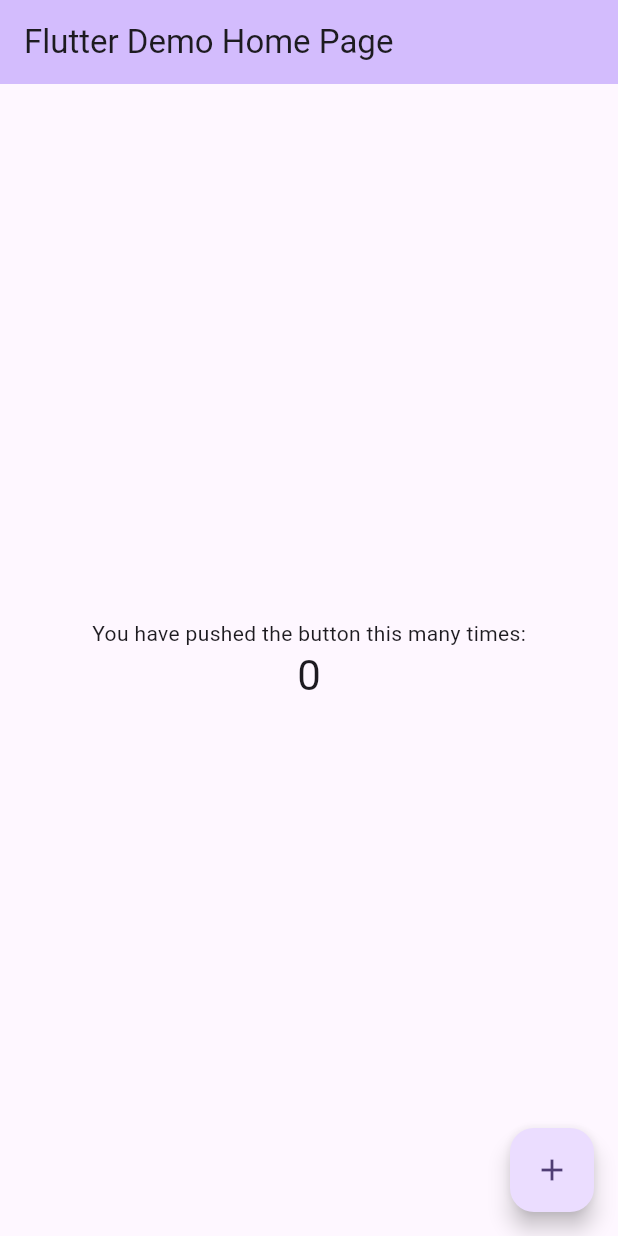
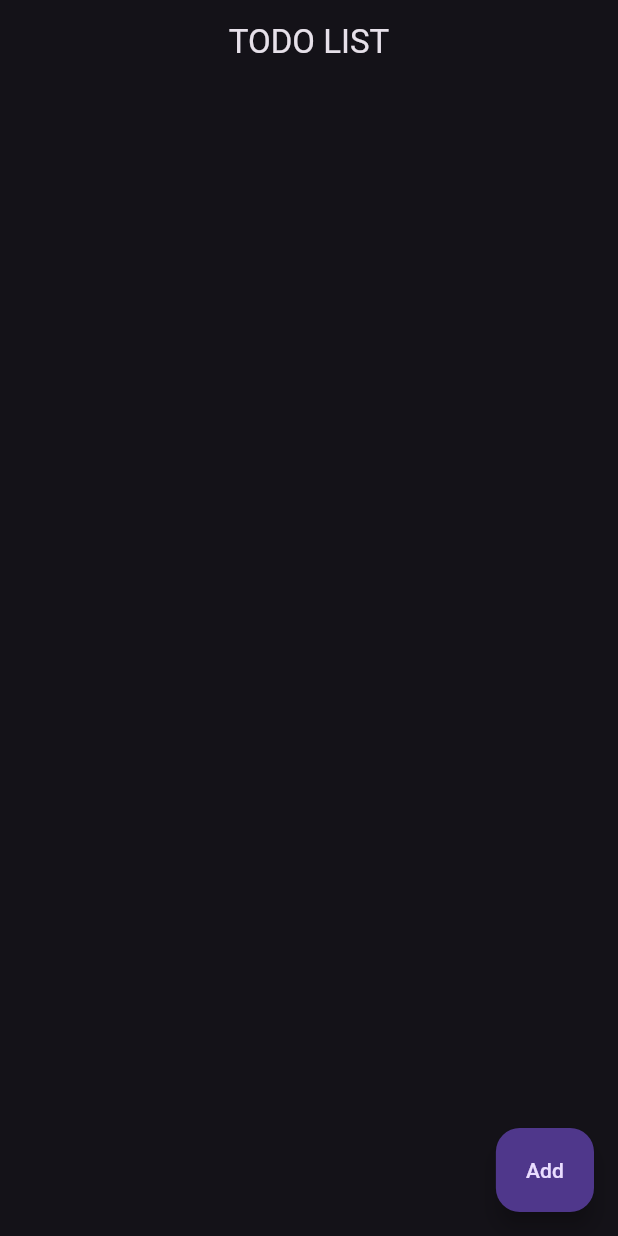
Before and after one commit to manu-git-hub/todo-crud, a Flutter app: the screen it shows after launch, on a phone screen of 412 x 824 dp. Run offline on Flutter 3.47's test engine with Material 3 defaults, Android fonts, the phone set to English and light mode, and no system bars.

Commit message:
Adding List Page

```diff
--- a/lib/main.dart
+++ b/lib/main.dart
@@ -1,4 +1,5 @@
 import 'package:flutter/material.dart';
+import 'package:todocrud/screens/todo_list.dart';
 
 void main() {
   runApp(const MyApp());
@@ -10,65 +11,9 @@
   @override
   Widget build(BuildContext context) {
     return MaterialApp(
-      title: 'Flutter Demo',
-      theme: ThemeData(
-        colorScheme: ColorScheme.fromSeed(seedColor: Colors.deepPurple),
-        useMaterial3: true,
-      ),
-      home: const MyHomePage(title: 'Flutter Demo Home Page'),
+      debugShowCheckedModeBanner: false,
+      theme: ThemeData.dark(),
+      home: TodoListPage(),
     );
   }
 }
-
-class MyHomePage extends StatefulWidget {
-  const MyHomePage({super.key, required this.title});
-
-  final String title;
-
-  @override
-  State<MyHomePage> createState() => _MyHomePageState();
-}
-
-class _MyHomePageState extends State<MyHomePage> {
-  int _counter = 0;
-
-  void _incrementCounter() {
-    setState(() {
-      _counter++;
-    });
-  }
-
-  @override
-  Widget build(BuildContext context) {
-
-    return Scaffold(
-      appBar: AppBar(
-
-        backgroundColor: Theme.of(context).colorScheme.inversePrimary,
-
-        title: Text(widget.title),
-      ),
-      body: Center(
-
-        child: Column(
-
-          mainAxisAlignment: MainAxisAlignment.center,
-          children: <Widget>[
-            const Text(
-              'You have pushed the button this many times:',
-            ),
-            Text(
-              '$_counter',
-              style: Theme.of(context).textTheme.headlineMedium,
-            ),
-          ],
-        ),
-      ),
-      floatingActionButton: FloatingActionButton(
-        onPressed: _incrementCounter,
-        tooltip: 'Increment',
-        child: const Icon(Icons.add),
-      ),
-    );
-  }
-}
--- /dev/null
+++ b/lib/screens/todo_list.dart
@@ -0,0 +1,27 @@
+import 'package:flutter/material.dart';
+import 'package:todocrud/screens/add_todo.dart';
+
+class TodoListPage extends StatefulWidget {
+  const TodoListPage({super.key});
+
+  @override
+  State<TodoListPage> createState() => _TodoListPageState();
+}
+
+class _TodoListPageState extends State<TodoListPage> {
+  @override
+  Widget build(BuildContext context) {
+    return Scaffold(
+      appBar: AppBar(
+        title: const Center(child: Text("TODO LIST")),
+      ),
+      floatingActionButton: FloatingActionButton.extended(
+          onPressed: navigateToAddPage, label: const Text("Add")),
+    );
+  }
+
+  void navigateToAddPage() {
+    final route = MaterialPageRoute(builder: (context) => const AddTodoPage());
+    Navigator.push(context, route);
+  }
+}
```
Also changed, not shown: lib/screens/add_todo.dart (added, +40 -0 lines).
